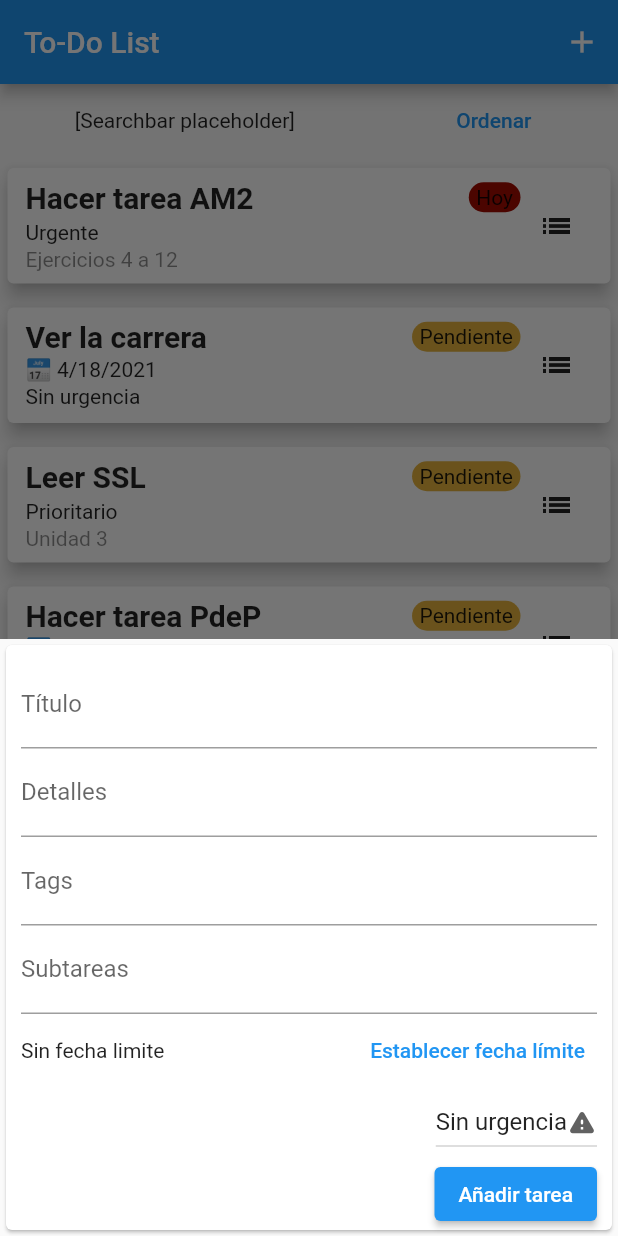
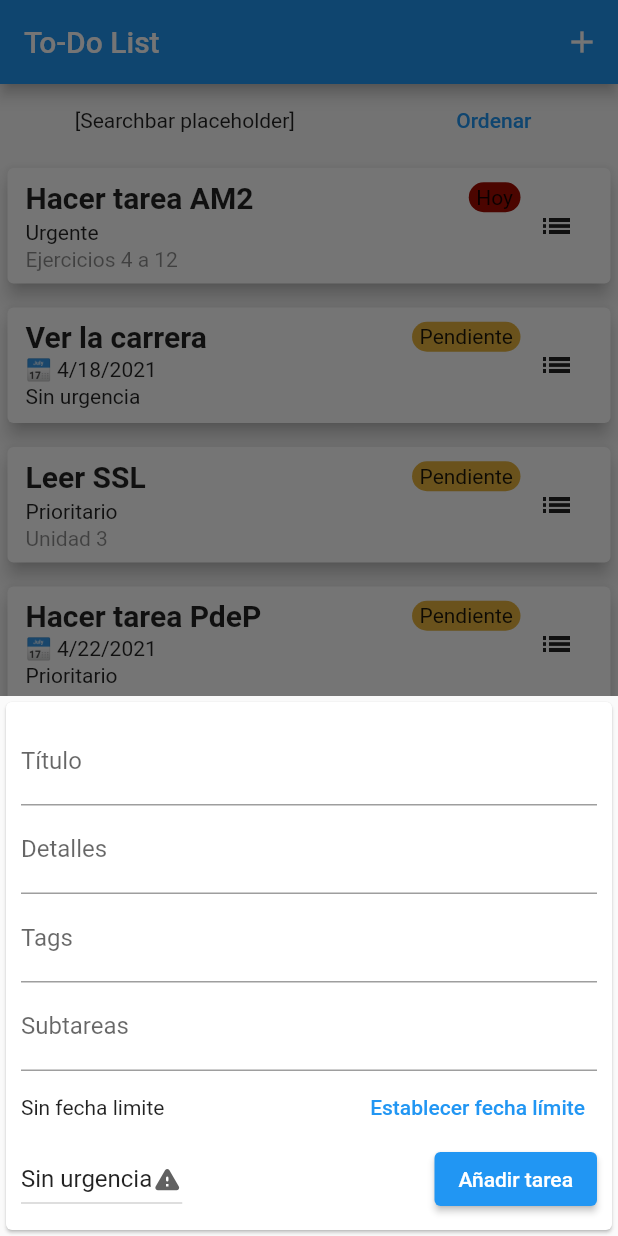
Before and after one commit to Matias-Rossi/todo_one, a Flutter app: the screen it shows after launch, after a tap on the "add" icon, on a phone screen of 412 x 824 dp. Run offline on Flutter 3.47's test engine with Material 2 defaults, Android fonts, the light colour scheme and no system bars; drawn by our look-alikes of flutter_slidable.

Commit message:
Changed "Priority" dropdown menu location

```diff
--- a/lib/widgets/add_task.dart
+++ b/lib/widgets/add_task.dart
@@ -76,6 +76,7 @@ class _AddTaskState extends State<AddTask> {
             top: 10,
             left: 10,
             right: 10,
+            bottom: 10,
           ),
           child: Column(
             mainAxisSize: MainAxisSize.min,
@@ -112,6 +113,9 @@ class _AddTaskState extends State<AddTask> {
                   ],
                 ),
               ),
+              Row(
+                mainAxisAlignment: MainAxisAlignment.spaceBetween,
+                children: [
                   DropdownButton<String>(
                     value: _priority,
                     icon: const Icon(Icons.warning_rounded),
@@ -135,6 +139,8 @@ class _AddTaskState extends State<AddTask> {
                   ),
                 ],
               ),
+            ],
+          ),
         ),
       ),
     ]);
```
Lines whose indentation alone changed are shown as unchanged.
